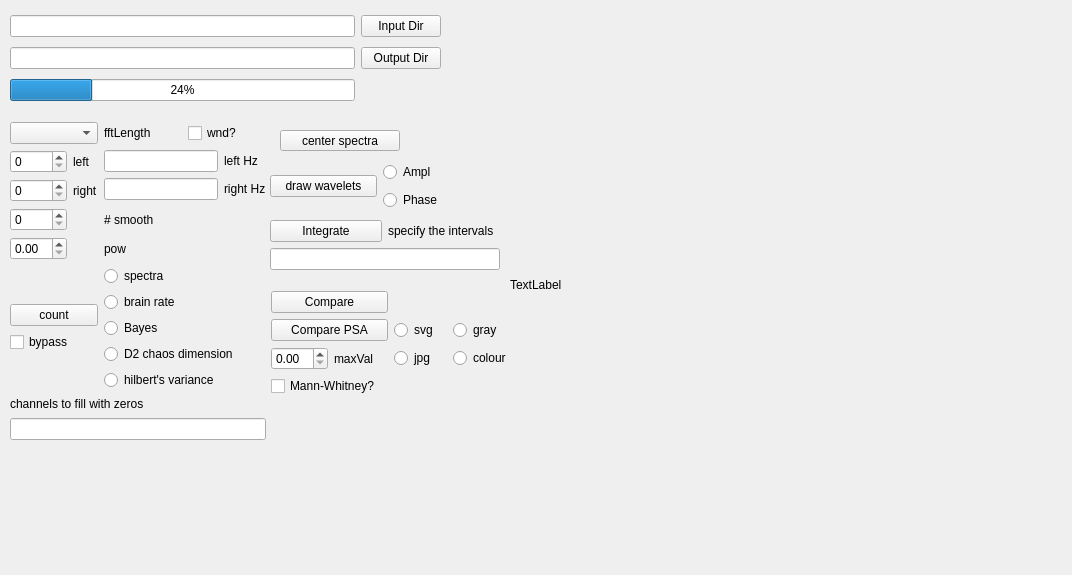
First picture: the form in spectre.ui, repository ArtfulVampire/SecondGUIrepo, before the edit.
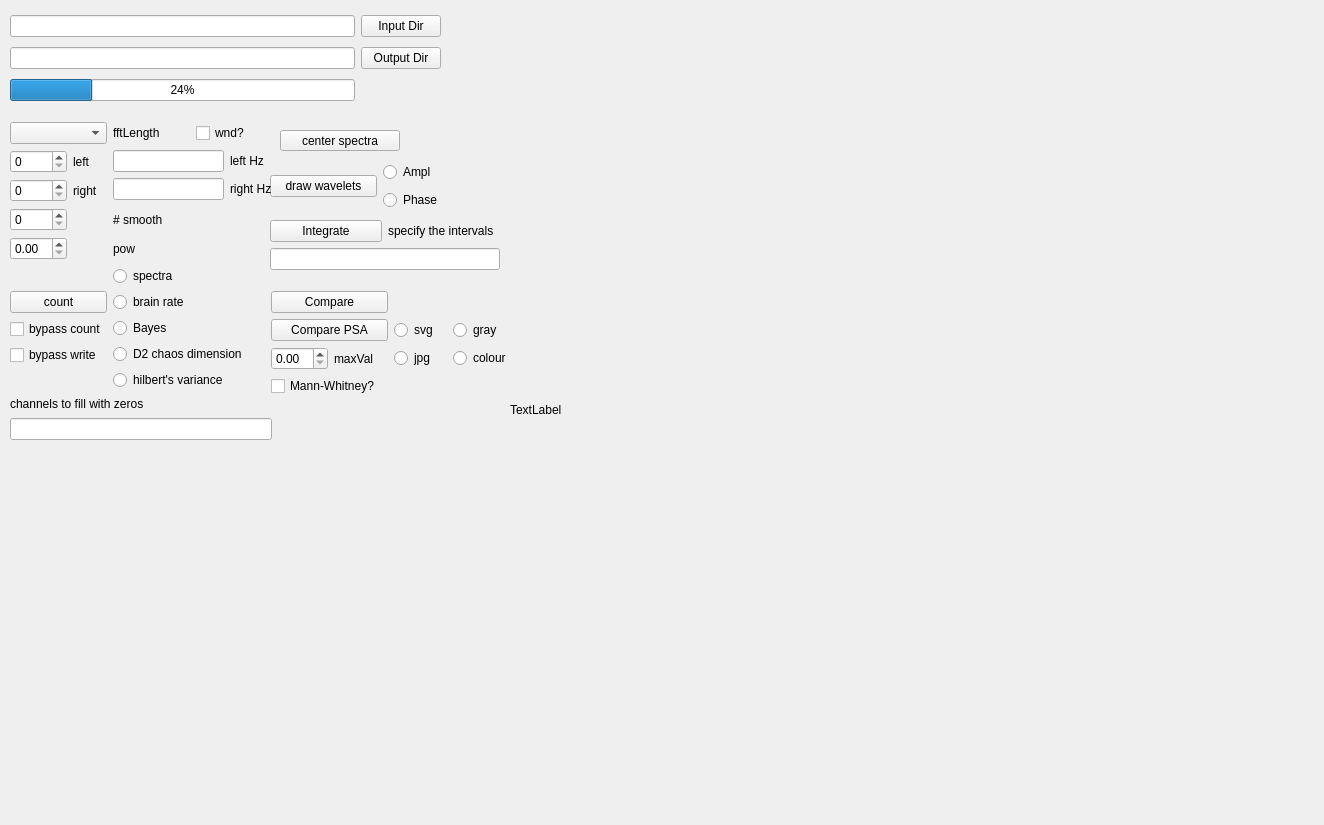
Second picture: the form after the edit.

```diff
--- a/spectre.ui
+++ b/spectre.ui
@@ -6,8 +6,8 @@
    <rect>
     <x>0</x>
     <y>0</y>
-    <width>1072</width>
-    <height>575</height>
+    <width>1324</width>
+    <height>825</height>
    </rect>
   </property>
   <property name="windowTitle">
@@ -57,8 +57,8 @@
     <rect>
      <x>510</x>
      <y>10</y>
-     <width>550</width>
-     <height>550</height>
+     <width>800</width>
+     <height>800</height>
     </rect>
    </property>
    <property name="text">
@@ -120,7 +120,7 @@
     <rect>
      <x>10</x>
      <y>122</y>
-     <width>256</width>
+     <width>262</width>
      <height>318</height>
     </rect>
    </property>
@@ -235,7 +235,14 @@
       <item>
        <widget class="QCheckBox" name="bypassCheckBox">
         <property name="text">
-         <string>bypass</string>
+         <string>bypass count</string>
+        </property>
+       </widget>
+      </item>
+      <item>
+       <widget class="QCheckBox" name="bypassWriteCheckBox">
+        <property name="text">
+         <string>bypass write</string>
         </property>
        </widget>
       </item>
@@ -330,7 +337,7 @@
     </item>
    </layout>
   </widget>
-  <widget class="QWidget" name="">
+  <widget class="QWidget" name="layoutWidget">
    <property name="geometry">
     <rect>
      <x>271</x>
```
Left out of the diff: 2 changed lines with no effect on the pictures.
